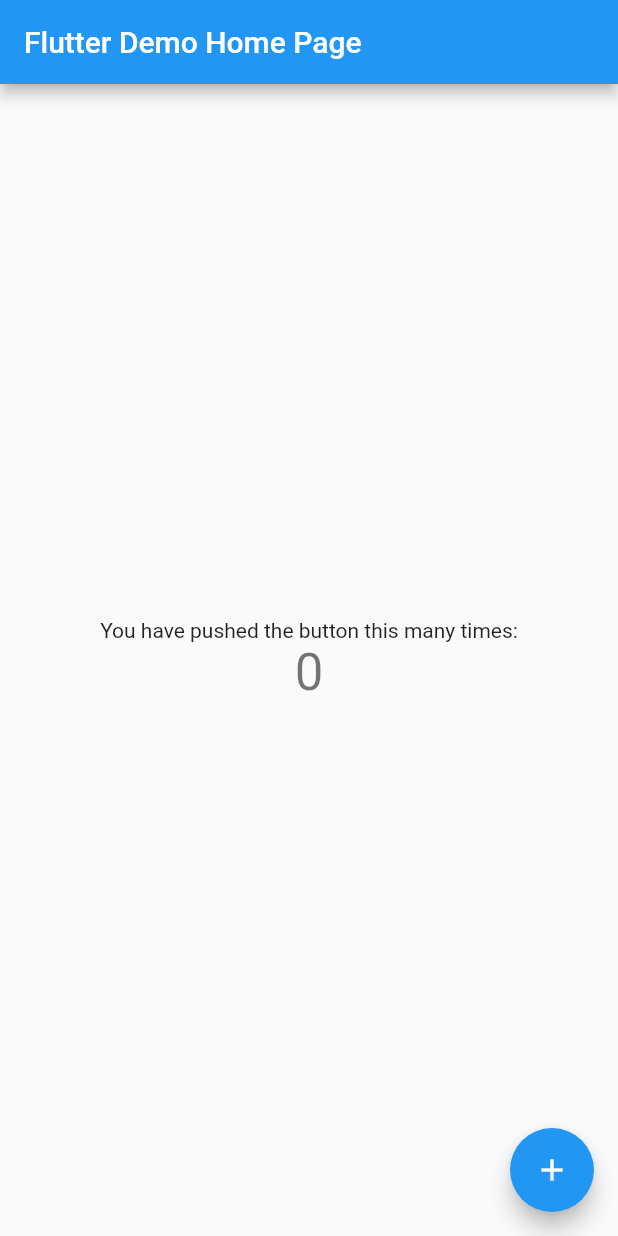
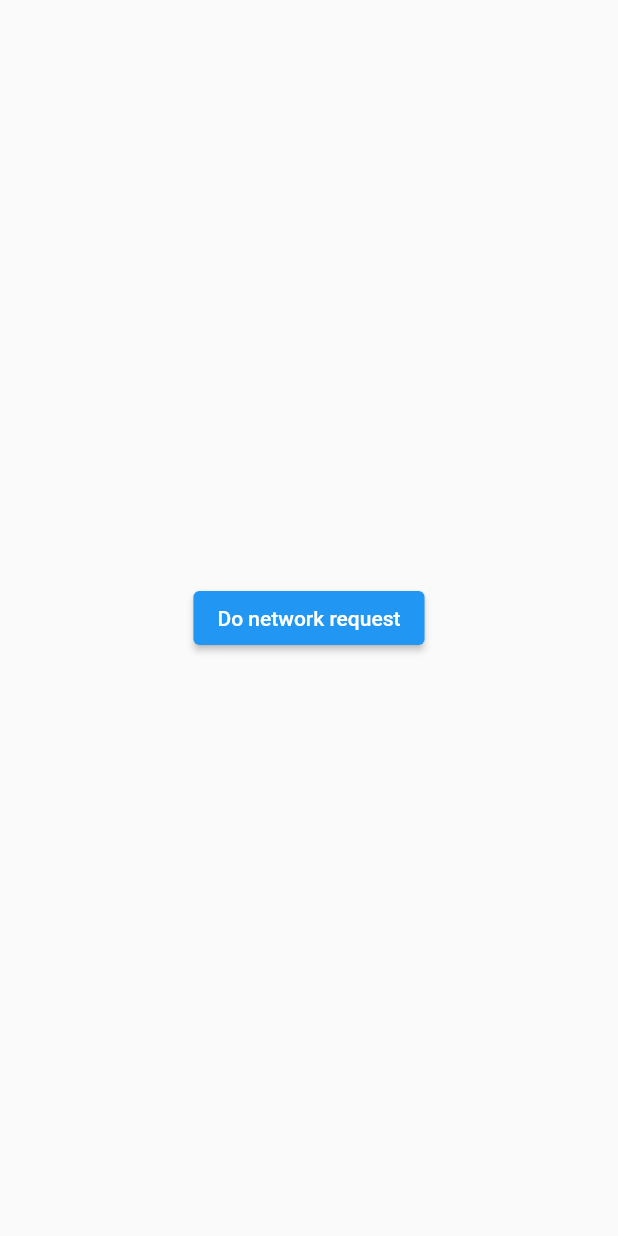
Before and after one commit to dagemtadesse/rune-flutter-app, a Flutter app: the screen it shows after launch, on a phone screen of 412 x 824 dp. Run offline on Flutter 3.47's test engine with Material 2 defaults, Android fonts, the phone set to English and light mode, and no system bars.

Commit message:
login network request

```diff
--- a/rune/lib/main.dart
+++ b/rune/lib/main.dart
@@ -1,11 +1,12 @@
 import 'package:flutter/material.dart';
+import 'package:rune/widgets/widgets.dart';
 
 void main() {
-  runApp(const MyApp());
+  runApp(const RuneApp());
 }
 
-class MyApp extends StatelessWidget {
-  const MyApp({Key? key}) : super(key: key);
+class RuneApp extends StatelessWidget {
+  const RuneApp({Key? key}) : super(key: key);
 
   // This widget is the root of your application.
   @override
@@ -13,103 +14,9 @@
     return MaterialApp(
       title: 'Flutter Demo',
       theme: ThemeData(
-        // This is the theme of your application.
-        //
-        // Try running your application with "flutter run". You'll see the
-        // application has a blue toolbar. Then, without quitting the app, try
-        // changing the primarySwatch below to Colors.green and then invoke
-        // "hot reload" (press "r" in the console where you ran "flutter run",
-        // or simply save your changes to "hot reload" in a Flutter IDE).
-        // Notice that the counter didn't reset back to zero; the application
-        // is not restarted.
         primarySwatch: Colors.blue,
       ),
-      home: const MyHomePage(title: 'Flutter Demo Home Page'),
+      home: const HomePage(),
     );
   }
 }
-
-class MyHomePage extends StatefulWidget {
-  const MyHomePage({Key? key, required this.title}) : super(key: key);
-
-  // This widget is the home page of your application. It is stateful, meaning
-  // that it has a State object (defined below) that contains fields that affect
-  // how it looks.
-
-  // This class is the configuration for the state. It holds the values (in this
-  // case the title) provided by the parent (in this case the App widget) and
-  // used by the build method of the State. Fields in a Widget subclass are
-  // always marked "final".
-
-  final String title;
-
-  @override
-  State<MyHomePage> createState() => _MyHomePageState();
-}
-
-class _MyHomePageState extends State<MyHomePage> {
-  int _counter = 0;
-
-  void _incrementCounter() {
-    setState(() {
-      // This call to setState tells the Flutter framework that something has
-      // changed in this State, which causes it to rerun the build method below
-      // so that the display can reflect the updated values. If we changed
-      // _counter without calling setState(), then the build method would not be
-      // called again, and so nothing would appear to happen.
-      _counter++;
-    });
-  }
-
-  @override
-  Widget build(BuildContext context) {
-    // This method is rerun every time setState is called, for instance as done
-    // by the _incrementCounter method above.
-    //
-    // The Flutter framework has been optimized to make rerunning build methods
-    // fast, so that you can just rebuild anything that needs updating rather
-    // than having to individually change instances of widgets.
-    return Scaffold(
-      appBar: AppBar(
-        // Here we take the value from the MyHomePage object that was created by
-        // the App.build method, and use it to set our appbar title.
-        title: Text(widget.title),
-      ),
-      body: Center(
-        // Center is a layout widget. It takes a single child and positions it
-        // in the middle of the parent.
-        child: Column(
-          // Column is also a layout widget. It takes a list of children and
-          // arranges them vertically. By default, it sizes itself to fit its
-          // children horizontally, and tries to be as tall as its parent.
-          //
-          // Invoke "debug painting" (press "p" in the console, choose the
-          // "Toggle Debug Paint" action from the Flutter Inspector in Android
-          // Studio, or the "Toggle Debug Paint" command in Visual Studio Code)
-          // to see the wireframe for each widget.
-          //
-          // Column has various properties to control how it sizes itself and
-          // how it positions its children. Here we use mainAxisAlignment to
-          // center the children vertically; the main axis here is the vertical
-          // axis because Columns are vertical (the cross axis would be
-          // horizontal).
-          mainAxisAlignment: MainAxisAlignment.center,
-          children: <Widget>[
-            const Text(
-              'You have pushed the button this many times:',
-            ),
-            Text(
-              '$_counter',
-              style: Theme.of(context).textTheme.headline4,
-            ),
-          ],
-        ),
-      ),
-      floatingActionButton: FloatingActionButton(
-        onPressed: _incrementCounter,
-        tooltip: 'Increment',
-        child: const Icon(Icons.add),
-      ), // This trailing comma makes auto-formatting nicer for build methods.
-    );
-  }
-}
--- /dev/null
+++ b/rune/lib/models/user.dart
@@ -0,0 +1,65 @@
+import 'dart:async';
+import 'dart:convert';
+import 'package:http/http.dart' as http;
+
+const BASE_URL = "http://localhost:9099/api/v1/";
+
+class User {
+  final int id;
+  final String fullName;
+  final String? handle;
+  final String email;
+  final String? avatar;
+  final String? mimeType;
+  String? authToken;
+
+  User(
+      {required this.id,
+      required this.fullName,
+      required this.handle,
+      required this.email,
+      required this.avatar,
+      required this.mimeType});
+
+  factory User.fromJson(
+    Map<String, dynamic> json,
+  ) {
+    return User(
+        id: json['id'],
+        fullName: json['fullname'],
+        handle: json['handle'],
+        email: json['email'],
+        avatar: json['avatar'],
+        mimeType: json['mimeType']);
+  }
+
+  static Future<User> login(String email, String password) async {
+    final response = await http.post(
+      Uri.parse("$BASE_URL/auth-token"),
+      body: {'email': email, 'password': password},
+    );
+
+    final body = jsonDecode(response.body);
+    print(body);
+    if (response.statusCode == 200) {
+      return User.fromJson(body["data"]);
+    }
+
+    throw UnimplementedError();
+  }
+
+  static Future<User> register(
+      String fullName, String email, String password) async {
+    final response = await http.post(Uri.parse("$BASE_URL/user"),
+        body: {'fullname': fullName, 'email': email, 'password': password});
+
+    final jsonBody = jsonDecode(response.body);
+    print(jsonBody);
+    if (response.statusCode == 201) {
+      // print(jsonBody["data"]);
+      return User.fromJson(jsonBody["data"]);
+    }
+
+    throw UnimplementedError();
+  }
+}
--- /dev/null
+++ b/rune/lib/widgets/home_page.dart
@@ -0,0 +1,23 @@
+import 'package:flutter/material.dart';
+import 'package:http/http.dart' as http;
+
+import '../models/user.dart';
+
+class HomePage extends StatelessWidget {
+  const HomePage({Key? key}) : super(key: key);
+
+  @override
+  Widget build(BuildContext context) {
+    return Scaffold(
+      body: Center(
+        child: ElevatedButton(
+          child: const Text("Do network request"),
+          onPressed: () async {
+            User.login("jeff@jiffy.com", "JO45s!ehall*");
+            // User.register("Jeff Dunham", "jeff@jiffy.com", "JO45s!ehall*");
+          },
+        ),
+      ),
+    );
+  }
+}
--- /dev/null
+++ b/rune/lib/widgets/widgets.dart
@@ -0,0 +1 @@
+export 'home_page.dart';
--- a/rune/pubspec.yaml
+++ b/rune/pubspec.yaml
@@ -34,6 +34,7 @@
   # The following adds the Cupertino Icons font to your application.
   # Use with the CupertinoIcons class for iOS style icons.
   cupertino_icons: ^1.0.2
+  http: ^0.13.4
 
 dev_dependencies:
   flutter_test:
```
Also changed, not shown: rune/pubspec.lock, 3 other files.
